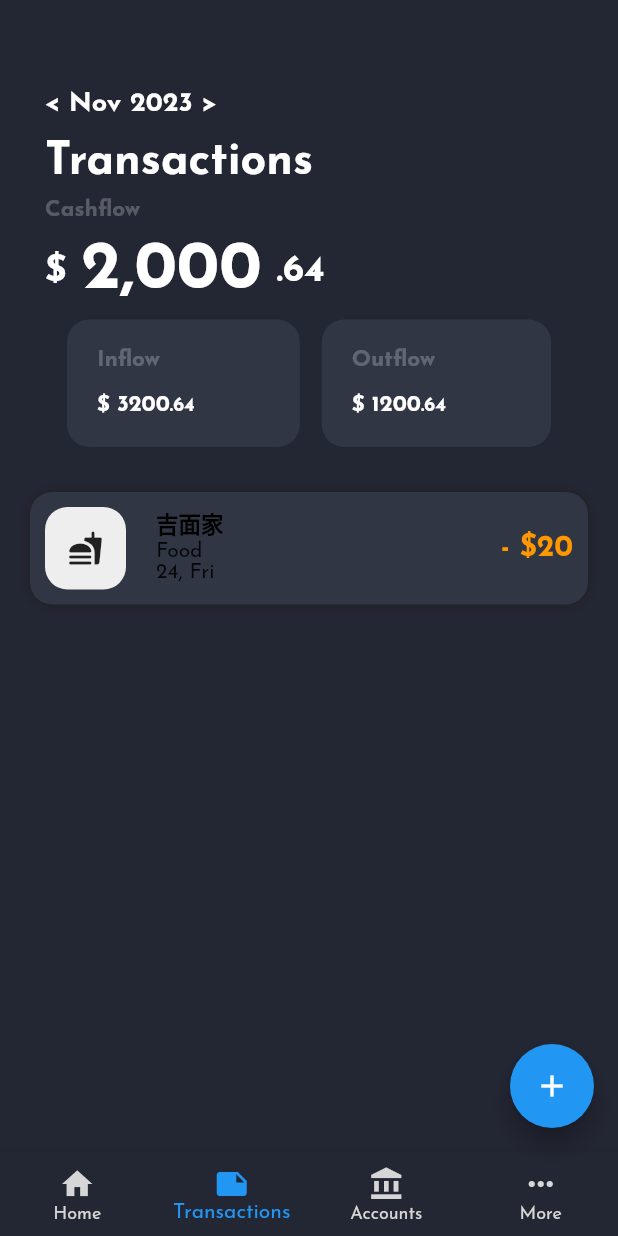
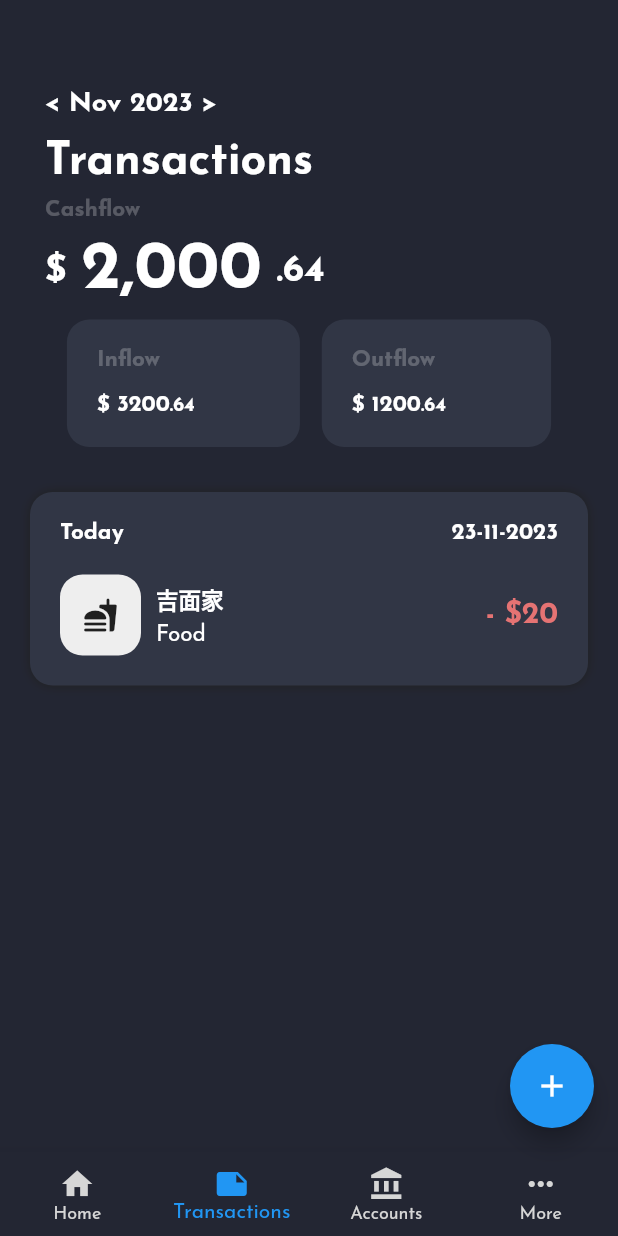
Before and after one commit to jasonpzy03/financialapp, a Flutter app: the screen it shows after launch, item 2 of the bottom bar chosen, on a phone screen of 412 x 824 dp. Run offline on Flutter 3.47's test engine with Material 2 defaults, Android fonts, the phone set to English and light mode, and no system bars; our stand-ins replace google_fonts.

Commit message:
Transactions page ui done.

```diff
--- a/lib/homepage.dart
+++ b/lib/homepage.dart
@@ -15,7 +15,7 @@ class _HomePageState extends State<HomePage> {
 
   final tabs = [
       Home(),
-      Transaction()
+      Transactions()
   ];
 
   @override
--- a/lib/transactions.dart
+++ b/lib/transactions.dart
@@ -1,7 +1,7 @@
 import 'package:flutter/material.dart';
 import '../transactionsBox.dart';
 
-class Transaction extends StatelessWidget {
+class Transactions extends StatelessWidget {
 
   @override
   Widget build(BuildContext context) {
--- a/lib/transactionsBox.dart
+++ b/lib/transactionsBox.dart
@@ -15,7 +15,7 @@ class TransactionBox extends StatelessWidget {
     return Padding(
       padding: const EdgeInsets.only(bottom: 15.0),
       child: Container(
-          padding: EdgeInsets.all(10.0),
+          padding: EdgeInsets.all(20.0),
           decoration: BoxDecoration(
               borderRadius: BorderRadius.circular(15),
               color: Color.fromRGBO(49, 54, 69, 1),
@@ -24,8 +24,22 @@ class TransactionBox extends StatelessWidget {
                     color: Colors.grey.shade900,
                     blurRadius: 5.0),
               ]),
-          height: 75,
           child:
+          Column(
+            children: [
+              Row(
+                mainAxisAlignment: MainAxisAlignment.spaceBetween,
+                children:[
+                  Text("Today",
+                      style: TextStyle(color: Colors.white, fontSize:15, fontWeight: FontWeight.bold)),
+                  Text("23-11-2023",
+                      style: TextStyle(color: Colors.white, fontSize:15, fontWeight: FontWeight.bold)),
+                ]
+
+              ),
+              SizedBox(
+                height: 20
+              ),
               Row(
                 mainAxisAlignment: MainAxisAlignment.spaceBetween,
                 children: [
@@ -45,24 +59,35 @@ class TransactionBox extends StatelessWidget {
                         ),
                       ),
                       SizedBox(
-                    width: 20,
+                        width: 10
                       ),
                       Container(
                         child: Column(
                             crossAxisAlignment: CrossAxisAlignment.start,
                             children: [
-                          Text(transactionName, style: TextStyle(color: Colors.black, fontSize:15, fontWeight: FontWeight.bold)),
-                          Text(category),
-                          Text(date)
+                              Text(transactionName, style: TextStyle(color: Colors.white, fontSize:15, fontWeight: FontWeight.bold)),
+                              SizedBox(
+                                height: 5,
+                              ),
+                              Text(category, style: TextStyle(color: Colors.white, fontSize:15)),
                             ]
                         ),
                       ),
                     ],
                   ),
-              Text((expenseOrIncome == "expense" ? "- " : "+ ") + "\$" + money, style: TextStyle(color: (expenseOrIncome == "expense" ? Colors.orange :Colors.green), fontSize:20, fontWeight: FontWeight.bold)),
+
+                  Text((expenseOrIncome == "expense" ? "- " : "+ ") + "\$" + money, style: TextStyle(color: (expenseOrIncome == "expense" ? Colors.red.shade300 :Colors.green.shade300), fontSize:20, fontWeight: FontWeight.bold)),
+                ],
+              )
+
 
 
             ],
+
+
+
+
+
           )
       ),
     );
```
Lines whose indentation alone changed are shown as unchanged.
